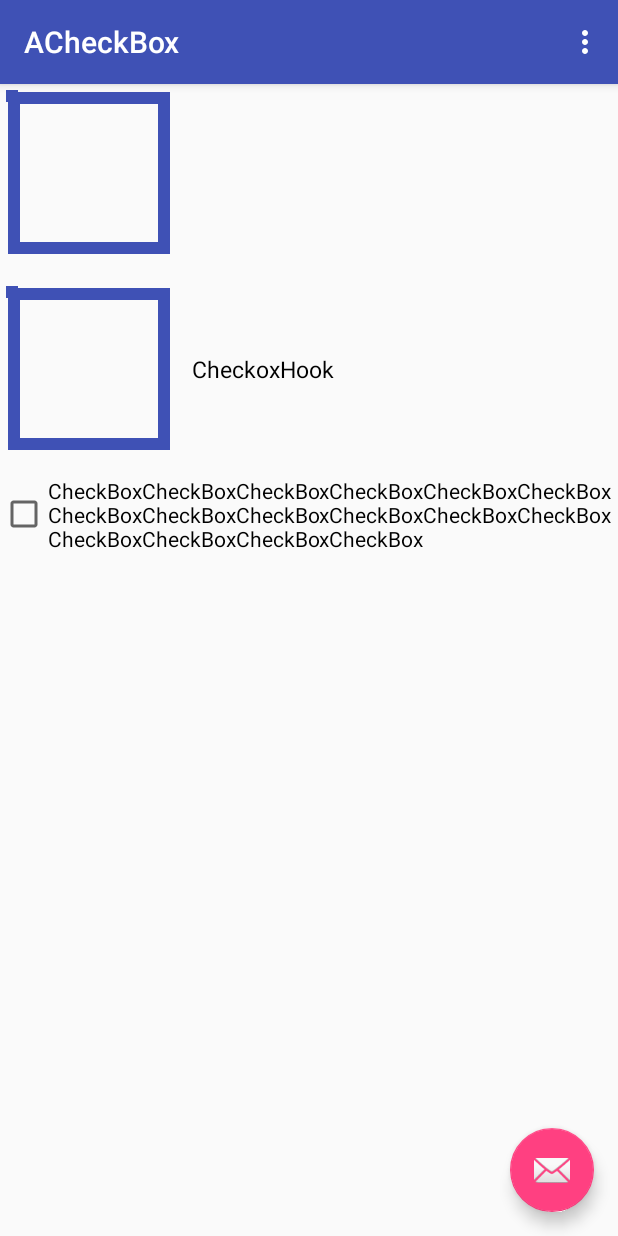
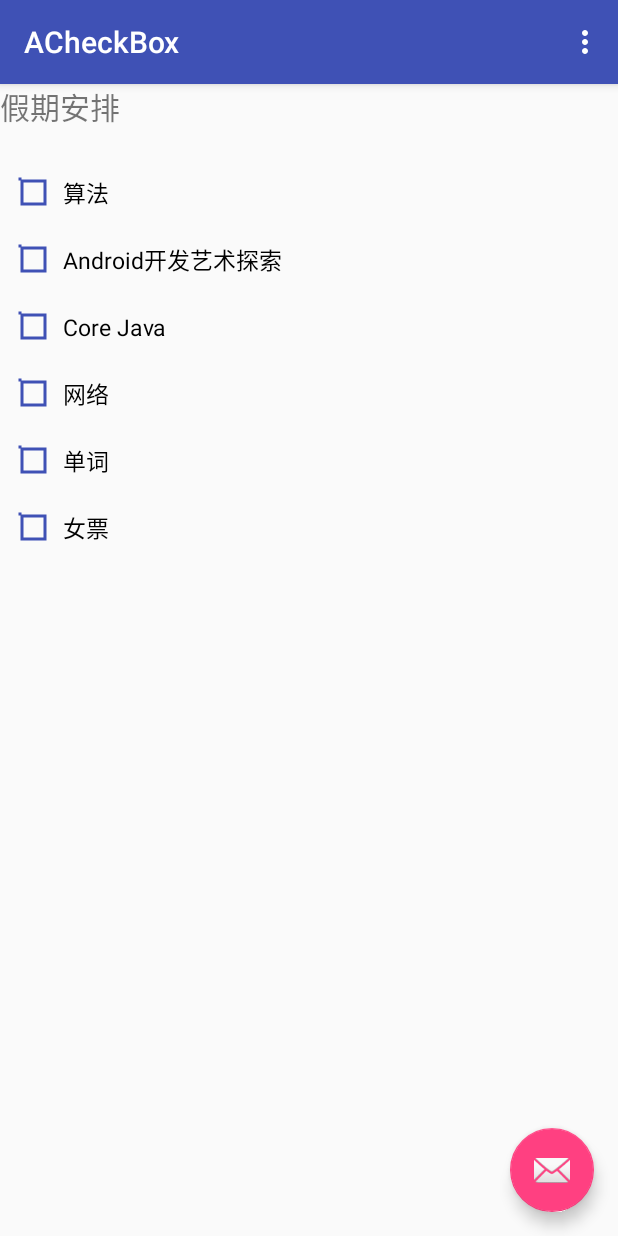
Before and after one commit to Lswks/ACheckBox, an Android app: the screen it shows after launch (MainActivity), on a phone screen of 412 x 824 dp. Run offline under Robolectric (Android 15) with nearby library versions, the phone set to English and light mode, and no system bars.

Commit message:
上传了演示视频

```diff
--- a/app/src/main/res/layout/content_main.xml
+++ b/app/src/main/res/layout/content_main.xml
@@ -10,30 +10,71 @@
     tools:showIn="@layout/activity_main"
     android:orientation="vertical">
 
-
+    <TextView
+        android:text="假期安排"
+        android:layout_width="wrap_content"
+        android:layout_height="wrap_content"
+        android:textAllCaps="true"
+        android:textSize="20sp"
+        android:layout_marginBottom="20dp"/>
 
     <com.example.checkbox.BBox
+        android:padding="5dp"
         android:layout_width="wrap_content"
         android:layout_height="wrap_content"
-        app:check_text=""
+        app:check_text="算法"
         app:color_after="@color/colorAccent"
         app:color_before="@color/colorPrimary"
         app:check_style="hook"
         android:id="@+id/BBox3" />
 
     <com.example.checkbox.BBox
+        android:padding="5dp"
         android:layout_width="wrap_content"
         android:layout_height="wrap_content"
-        app:check_text="CheckoxHook"
+        app:check_text="Android开发艺术探索"
         app:color_after="@color/colorAccent"
         app:color_before="@color/colorPrimary"
         app:check_style="fork"
         android:id="@+id/BBox2"/>
 
-    <CheckBox
-        android:text="CheckBoxCheckBoxCheckBoxCheckBoxCheckBoxCheckBoxCheckBoxCheckBoxCheckBoxCheckBoxCheckBoxCheckBoxCheckBoxCheckBoxCheckBoxCheckBox"
+    <com.example.checkbox.BBox
+        android:padding="5dp"
         android:layout_width="wrap_content"
         android:layout_height="wrap_content"
-        android:id="@+id/checkBox" />
+        app:check_text="Core Java"
+        app:color_after="@color/colorAccent"
+        app:color_before="@color/colorPrimary"
+        app:check_style="fork"
+        android:id="@+id/BBox4"/>
 
+    <com.example.checkbox.BBox
+        android:padding="5dp"
+        android:layout_width="wrap_content"
+        android:layout_height="wrap_content"
+        app:check_text="网络"
+        app:color_after="@color/colorAccent"
+        app:color_before="@color/colorPrimary"
+        app:check_style="fork"
+        android:id="@+id/BBox5"/>
+
+    <com.example.checkbox.BBox
+        android:padding="5dp"
+        android:layout_width="wrap_content"
+        android:layout_height="wrap_content"
+        app:check_text="单词"
+        app:color_after="@color/colorAccent"
+        app:color_before="@color/colorPrimary"
+        app:check_style="fork"
+        android:id="@+id/BBox6"/>
+
+    <com.example.checkbox.BBox
+        android:padding="5dp"
+        android:layout_width="wrap_content"
+        android:layout_height="wrap_content"
+        app:check_text="女票"
+        app:color_after="@color/colorAccent"
+        app:color_before="@color/colorPrimary"
+        app:check_style="fork"
+        android:id="@+id/BBox7"/>
 </LinearLayout>
--- a/checkbox/src/main/java/com/example/checkbox/BBox.java
+++ b/checkbox/src/main/java/com/example/checkbox/BBox.java
@@ -10,7 +10,6 @@ import android.graphics.Path;
 import android.graphics.PathMeasure;
 import android.util.AttributeSet;
 import android.util.Log;
-import android.util.TypedValue;
 import android.view.View;
 import android.view.animation.DecelerateInterpolator;
 import android.widget.Checkable;
@@ -23,13 +22,13 @@ import android.widget.Checkable;
 public class BBox extends View implements Checkable{
 
     private static final String TAG = BBox.class.getSimpleName();
-    private int hSize = dp2px(100);
-    private int wSize = dp2px(100);
+    private int hSize = dp2px(15);
+    private int wSize = dp2px(15);
     private int textSize = dp2px(15);
     private int wStart = dp2px(1);
     private int hStart = dp2px(1);
     private int Duration = 300;
-    private int strokeWidth = dp2px(8);
+    private int strokeWidth = dp2px(2);
     private int colorBefore = Color.BLACK;
     private int colorAfter = Color.RED;
     private String boxText = "CheckBox";
@@ -172,7 +171,7 @@ public class BBox extends View implements Checkable{
             valueAnimator3.setInterpolator(new DecelerateInterpolator());
             valueAnimator4.setInterpolator(new DecelerateInterpolator());
         }else {
-            cValueAnimator = ValueAnimator.ofFloat(0,(int)(hSize * 0.41));
+            cValueAnimator = ValueAnimator.ofFloat(0,(int)(hSize * 0.4));
             cValueAnimator.addUpdateListener(new ValueAnimator.AnimatorUpdateListener() {
                 @Override
                 public void onAnimationUpdate(ValueAnimator animation) {
@@ -230,8 +229,6 @@ public class BBox extends View implements Checkable{
         int paddingTop = getPaddingTop() + 10;
         int paddingBottom = getPaddingBottom() + 10;
 
-
-        textSize = (int) TypedValue.applyDimension(TypedValue.COMPLEX_UNIT_SP, 15, getResources().getDisplayMetrics());
 
         if(widthSpecMode == MeasureSpec.AT_MOST && heightSpecMode == MeasureSpec.AT_MOST){
             setMeasuredDimension(2* strokeWidth +  wStart + wSize  + 20 + paddingLeft + textSize * boxText.length(),hStart + hSize + paddingTop + paddingBottom + 2 * strokeWidth);
@@ -304,7 +301,7 @@ public class BBox extends View implements Checkable{
 
             mDst.lineTo(0,0);
             canvas.translate(wStart + paddingLeft, hStart + paddingTop);
-            canvas.drawText(boxText, wStart + paddingLeft + wSize + 18, (hSize + textSize )/2, mPaintText);
+            canvas.drawText(boxText, wStart  + wSize + 18, (hSize + textSize )/2, mPaintText);
             //确保图形在正中
             canvas.translate(-AnimationValue4 * wSize, -AnimationValue4 * hSize * 2);
             /**
@@ -324,9 +321,9 @@ public class BBox extends View implements Checkable{
         }else {
             mDst.lineTo(0,0);
             canvas.translate(wStart+ paddingLeft , hStart + paddingTop );
+            canvas.drawText(boxText, wStart  + wSize + 18, (hSize + textSize )/2, mPaintText);
+            mDst.moveTo((float) (wStart + cAnimationValue * 0.3), (float) (hStart + cAnimationValue * 0.3));
 
-            canvas.drawText(boxText, wStart + paddingLeft + wSize + 18, (hSize + textSize )/2, mPaintText);
-            mDst.moveTo((float) (wStart + cAnimationValue * 0.2), (float) (hStart + cAnimationValue * 0.2));
             mDst.lineTo(wStart + wSize/2, (float) (hStart + cAnimationValue + cAnimationValue * 0.2));
             mDst.lineTo((float) (wStart+ wSize - cAnimationValue * 0.2), (float) (hStart + cAnimationValue * 0.2));
             mDst.lineTo((float) (wStart+ wSize -cAnimationValue - cAnimationValue * 0.2),hSize/2 + hStart );
@@ -334,7 +331,7 @@ public class BBox extends View implements Checkable{
             mDst.lineTo(wStart+ wSize/2, (float) (hStart  + hSize - cAnimationValue - cAnimationValue * 0.2));
             mDst.lineTo((float) (wStart + cAnimationValue * 0.2), (float) (hStart  + hSize - cAnimationValue * 0.2));
             mDst.lineTo((float) (wStart + cAnimationValue + cAnimationValue * 0.2),hStart  + hSize/2);
-            mDst.lineTo((float) (wStart + cAnimationValue * 0.2), (float) (hStart + cAnimationValue * 0.2));
+            mDst.lineTo((float) (wStart + cAnimationValue * 0.3), (float) (hStart + cAnimationValue * 0.3));
             mPaint.setAlpha((int) cAnimationValue2);
             canvas.drawPath(mDst,mPaint);
             mPaintAfter.setAlpha((int) (255-cAnimationValue2));
@@ -374,9 +371,10 @@ public class BBox extends View implements Checkable{
     }
 
 
+
     public int dp2px(float value) {
-        final float scale = getContext().getResources().getDisplayMetrics().densityDpi;
-        return (int) (value * (scale / 160) + 0.5f);
+        float density = getResources().getDisplayMetrics().density;
+        return (int) (value * density + 0.5f);
     }
 
 
```
Also changed, not shown: checkbox/src/main/res/drawable/down.png (added), 1 other file.
